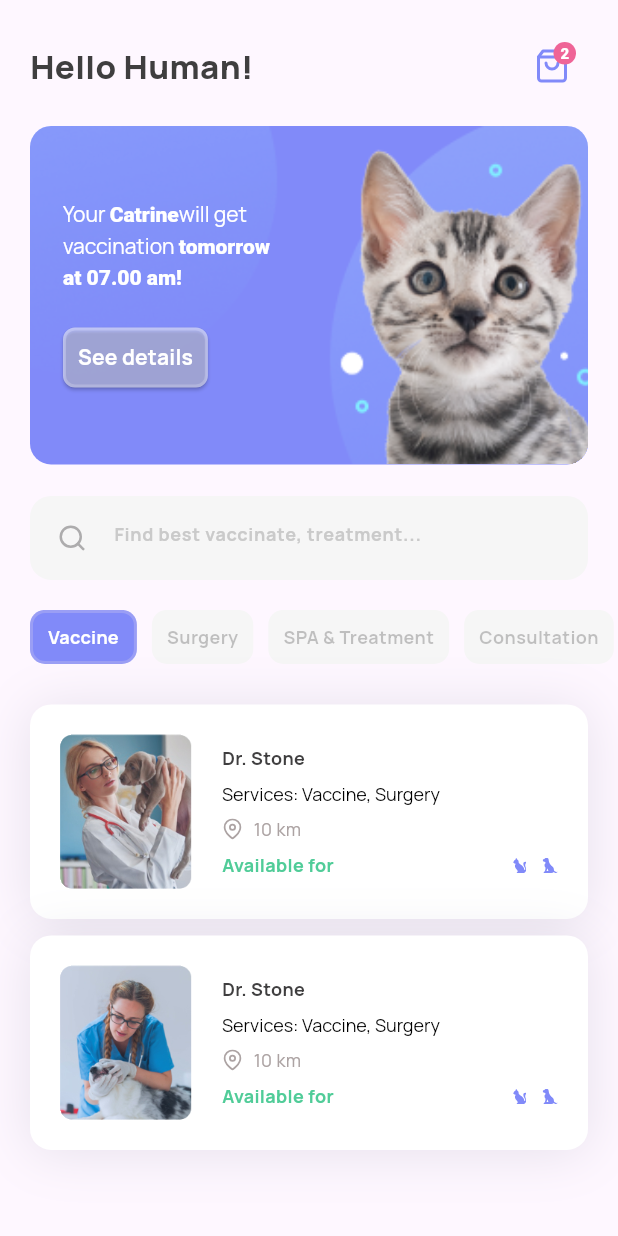
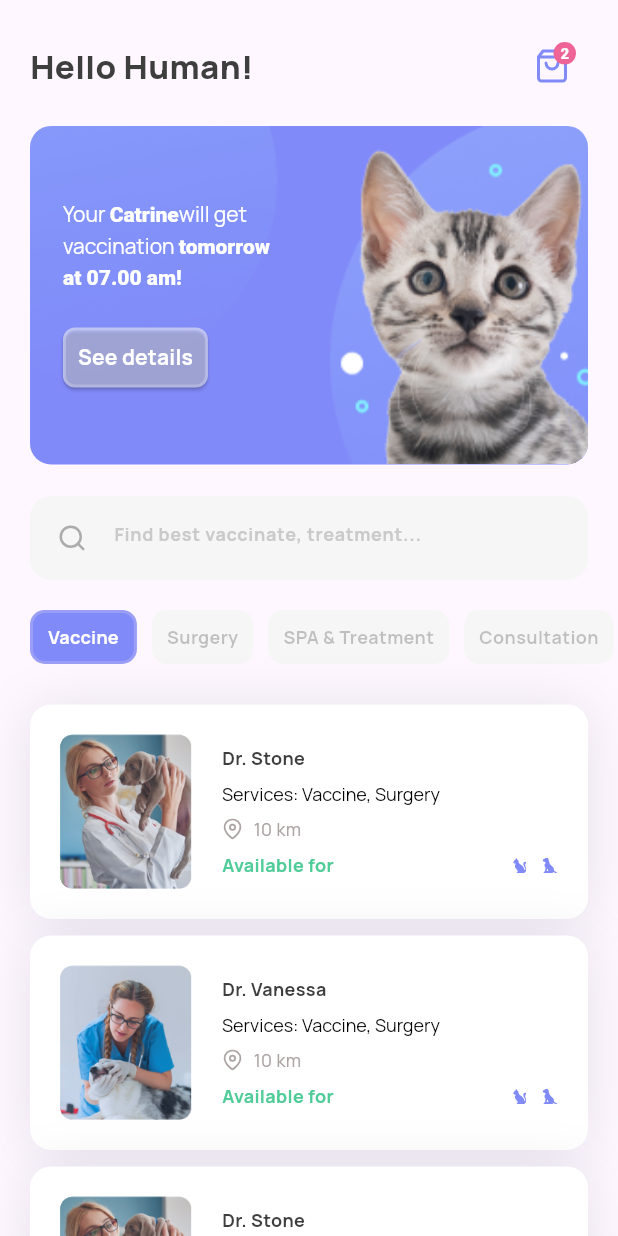
Before and after one commit to Eka051/slicing_healthy_pet, a Flutter app: the screen it shows after launch, on a phone screen of 412 x 824 dp. Run offline on Flutter 3.47's test engine with Material 3 defaults, Android fonts, the phone set to English and light mode, and no system bars; our stand-ins replace feather_icons, flutter_svg, google_fonts.

Commit message:
feat: Update doctor models and enhance home screen layout with scrollable view

```diff
--- a/lib/models/doctor_model.dart
+++ b/lib/models/doctor_model.dart
@@ -21,8 +21,13 @@ var doctors = [
       services: [Service.vaccine, Service.surgery],
       distance: 10),
   DoctorModel(
-      name: 'Dr. Stone',
+      name: 'Dr. Vanessa',
       image: 'Dr. Vanessa.jpg',
       services: [Service.vaccine, Service.surgery],
-      distance: 10)
+      distance: 10),
+  DoctorModel(
+      name: 'Dr. Stone',
+      image: 'Dr. Stone.jpg',
+      services: [Service.vaccine, Service.surgery],
+      distance: 10),
 ];
--- a/lib/screens/home_screen.dart
+++ b/lib/screens/home_screen.dart
@@ -16,6 +16,7 @@ class HomeScreen extends StatelessWidget {
     SystemChrome.setSystemUIOverlayStyle(SystemUiOverlayStyle.dark);
     return Scaffold(
         body: SafeArea(
+            child: SingleChildScrollView(
       child: Column(
         children: [
           const SizedBox(height: 20),
@@ -37,6 +38,7 @@ class HomeScreen extends StatelessWidget {
           ),
           _doctors()
         ],
+      ),
     )));
   }
 
```
Lines whose indentation alone changed are shown as unchanged.
